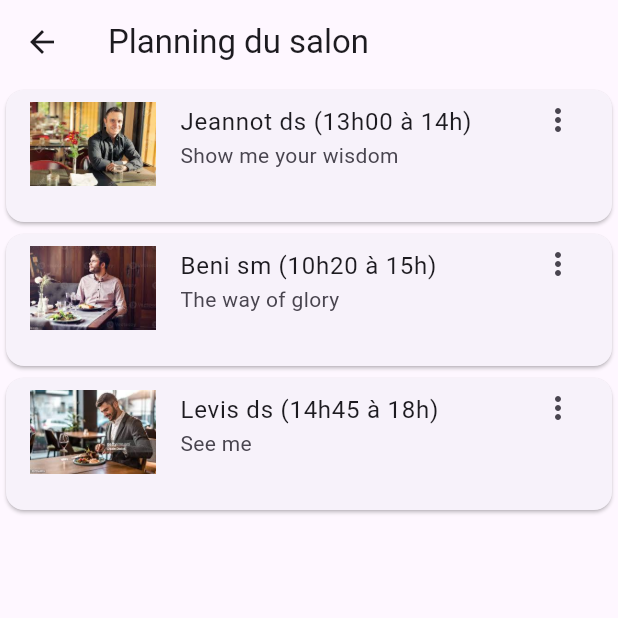
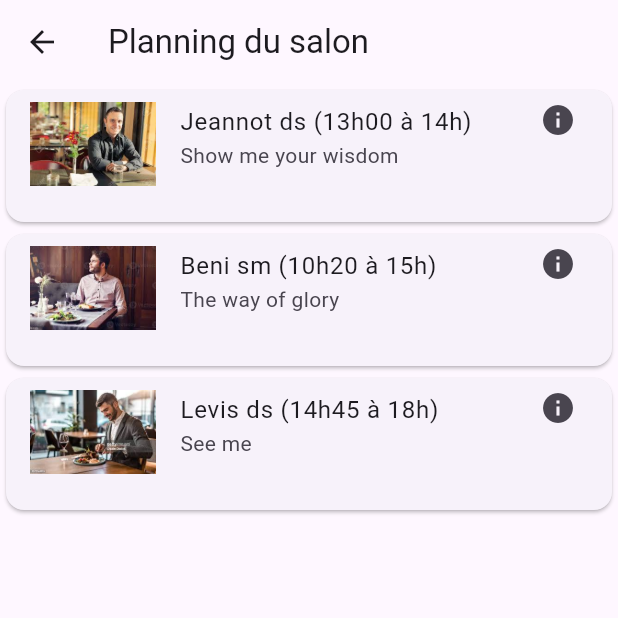
Before and after one commit to jeannotds/asynconf-flutter, a Flutter app: the EventPage screen opened directly, on a phone screen of 412 x 824 dp, the top half of it. Run offline on Flutter 3.47's test engine with Material 3 defaults, Android fonts, the phone set to English and light mode, and no system bars.

Commit message:
add icon info

```diff
--- a/lib/pages/event_page.dart
+++ b/lib/pages/event_page.dart
@@ -50,7 +50,8 @@ class _EventPageState extends State<EventPage> {
                     ),
                     title: Text('$speaker ($date)'),
                     subtitle: Text('$subject'),
-                    trailing: Icon(Icons.more_vert),
+                    // trailing: const Icon(Icons.more_vert),
+                    trailing: const Icon(Icons.info_sharp),
                     isThreeLine: true,
                   ),
                 );
```
